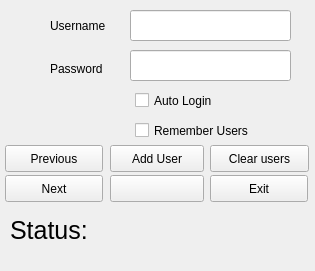
abhisheklfs/Cyberoam-Client, file main1.ui: the form before one commit.
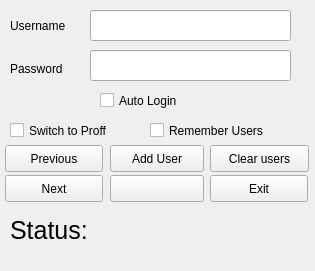
The form after the commit. Icons and pictures are not drawn.

Diff of the .ui file:
```diff
--- a/main1.ui
+++ b/main1.ui
@@ -20,7 +20,7 @@
   <widget class="QLabel" name="label">
    <property name="geometry">
     <rect>
-     <x>50</x>
+     <x>10</x>
      <y>10</y>
      <width>71</width>
      <height>31</height>
@@ -33,9 +33,9 @@
   <widget class="QLineEdit" name="lineEdit">
    <property name="geometry">
     <rect>
-     <x>130</x>
+     <x>90</x>
      <y>10</y>
-     <width>161</width>
+     <width>201</width>
      <height>31</height>
     </rect>
    </property>
@@ -43,7 +43,7 @@
   <widget class="QLabel" name="label_2">
    <property name="geometry">
     <rect>
-     <x>50</x>
+     <x>10</x>
      <y>60</y>
      <width>66</width>
      <height>17</height>
@@ -56,9 +56,9 @@
   <widget class="QLineEdit" name="lineEdit_2">
    <property name="geometry">
     <rect>
-     <x>130</x>
+     <x>90</x>
      <y>50</y>
-     <width>161</width>
+     <width>201</width>
      <height>31</height>
     </rect>
    </property>
@@ -163,7 +163,7 @@
   <widget class="QCheckBox" name="checkBox">
    <property name="geometry">
     <rect>
-     <x>135</x>
+     <x>100</x>
      <y>90</y>
      <width>131</width>
      <height>21</height>
@@ -176,7 +176,7 @@
   <widget class="QCheckBox" name="checkBox_2">
    <property name="geometry">
     <rect>
-     <x>135</x>
+     <x>150</x>
      <y>120</y>
      <width>141</width>
      <height>21</height>
@@ -212,6 +212,19 @@
     <string>Next</string>
    </property>
   </widget>
+  <widget class="QCheckBox" name="checkBox_3">
+   <property name="geometry">
+    <rect>
+     <x>10</x>
+     <y>120</y>
+     <width>121</width>
+     <height>21</height>
+    </rect>
+   </property>
+   <property name="text">
+    <string>Switch to Proff</string>
+   </property>
+  </widget>
  </widget>
  <resources/>
  <connections/>
```
